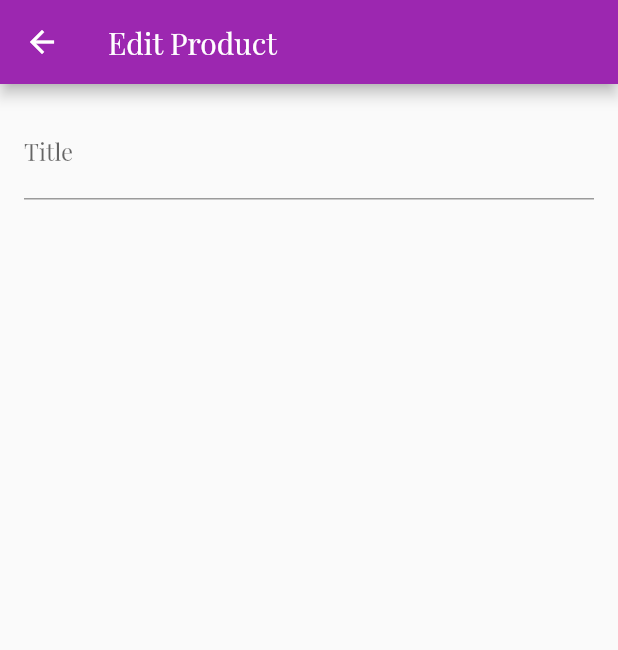
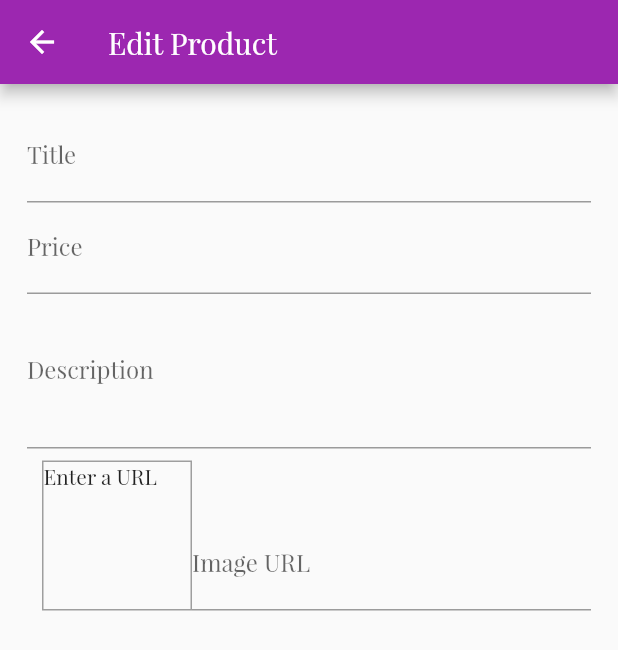
Before and after one commit to kyawt98/ShopApp, a Flutter app: the EditProductScreen screen opened by its route, on a phone screen of 412 x 824 dp. Shown: the top 650 px of the screen. Run offline on Flutter 3.47's test engine with Material 2 defaults, Android fonts, the phone set to English and light mode, and no system bars; network calls fail.

```diff
--- a/lib/screens/edit_product_screen.dart
+++ b/lib/screens/edit_product_screen.dart
@@ -1,12 +1,25 @@
 import 'package:flutter/material.dart';
 
 class EditProductScreen extends StatefulWidget {
-  static const routeName ='/edit-product';
+  static const routeName = '/edit-product';
+
   @override
   _EditProductScreenState createState() => _EditProductScreenState();
 }
 
 class _EditProductScreenState extends State<EditProductScreen> {
+  final _priceFocusNode = FocusNode();
+  final _descriptionFocusNote = FocusNode();
+  final _imageUrlController = TextEditingController();
+
+  @override
+  void dispose() {
+    _priceFocusNode.dispose();
+    _descriptionFocusNote.dispose();
+    _imageUrlController.dispose();
+    super.dispose();
+  }
+
   @override
   Widget build(BuildContext context) {
     return Scaffold(
@@ -14,7 +27,7 @@ class _EditProductScreenState extends State<EditProductScreen> {
         title: Text('Edit Product'),
       ),
       body: Padding(
-        padding: const EdgeInsets.all(16.0),
+        padding: const EdgeInsets.all(18.0),
         child: Form(
           child: ListView(
             children: <Widget>[
@@ -23,7 +36,57 @@ class _EditProductScreenState extends State<EditProductScreen> {
                   labelText: 'Title',
                 ),
                 textInputAction: TextInputAction.next,
+                onFieldSubmitted: (_) {
+                  FocusScope.of(context).requestFocus(_priceFocusNode);
+                },
               ),
+              TextFormField(
+                decoration: InputDecoration(
+                  labelText: 'Price',
+                ),
+                textInputAction: TextInputAction.next,
+                keyboardType: TextInputType.number,
+                focusNode: _priceFocusNode,
+                onFieldSubmitted: (_) {
+                  FocusScope.of(context).requestFocus(_descriptionFocusNote);
+                },
+              ),
+              TextFormField(
+                decoration: InputDecoration(
+                  labelText: 'Description',
+                ),
+                textInputAction: TextInputAction.next,
+                maxLines: 3,
+                keyboardType: TextInputType.multiline,
+                focusNode: _descriptionFocusNote,
+              ),
+              Row(
+                crossAxisAlignment: CrossAxisAlignment.end,
+                mainAxisAlignment: MainAxisAlignment.spaceBetween,
+                children: <Widget>[
+                  Container(
+                    width: 100,
+                    height: 100,
+                    margin: EdgeInsets.only(top: 8, left: 10,),
+                    decoration: BoxDecoration(
+                        border: Border.all(width: 1, color: Colors.grey)),
+                    child: _imageUrlController.text.isEmpty ? Text('Enter a URL') : FittedBox(
+                      child: Image.network(_imageUrlController.text),
+                      fit: BoxFit.contain,
+                    )
+                  ),
+                  Expanded(
+                    child: TextFormField(
+                      decoration: InputDecoration(
+                        labelText: 'Image URL'
+                      ),
+                      keyboardType: TextInputType.url,
+                      textInputAction: TextInputAction.done,
+                      controller: _imageUrlController,
+                    ),
+                  )
+                ],
+              )
             ],
           ),
         ),
--- a/lib/screens/user_product_screen.dart
+++ b/lib/screens/user_product_screen.dart
@@ -1,4 +1,3 @@
-import '../screens/edit_product_screen.dart';
 import '../widgets/user_product_item.dart';
 import '../provider/products.dart';
 import 'package:flutter/material.dart';
@@ -17,7 +16,7 @@ class UserProductScreen extends StatelessWidget {
             IconButton(
               icon: Icon(Icons.add),
               onPressed: () {
-                Navigator.of(context).pushNamed(EditProductScreen.routeName);
+
               },
             )
           ],
--- a/lib/widgets/user_product_item.dart
+++ b/lib/widgets/user_product_item.dart
@@ -1,3 +1,4 @@
+import '../screens/edit_product_screen.dart';
 import 'package:flutter/material.dart';
 
 class UserProductItem extends StatelessWidget {
@@ -24,7 +25,9 @@ class UserProductItem extends StatelessWidget {
                 Icons.edit,
                 color: Theme.of(context).primaryColor,
               ),
-              onPressed: () {},
+              onPressed: () {
+                Navigator.of(context).pushNamed(EditProductScreen.routeName);
+              },
             ),
             IconButton(
               icon: Icon(
```
